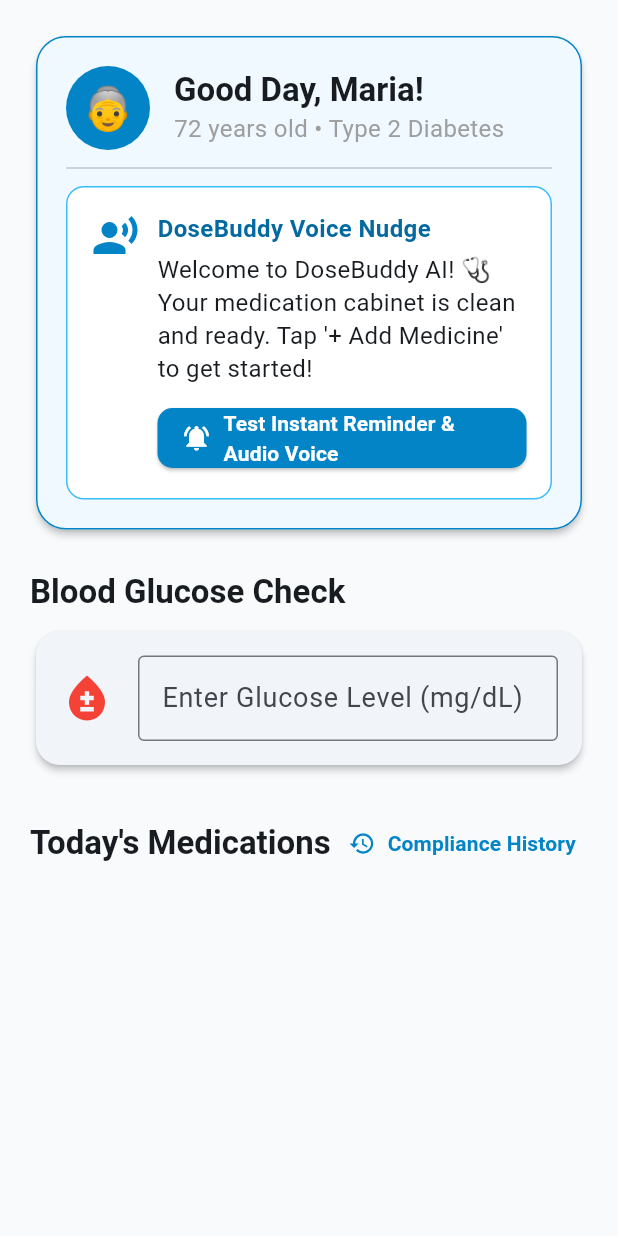
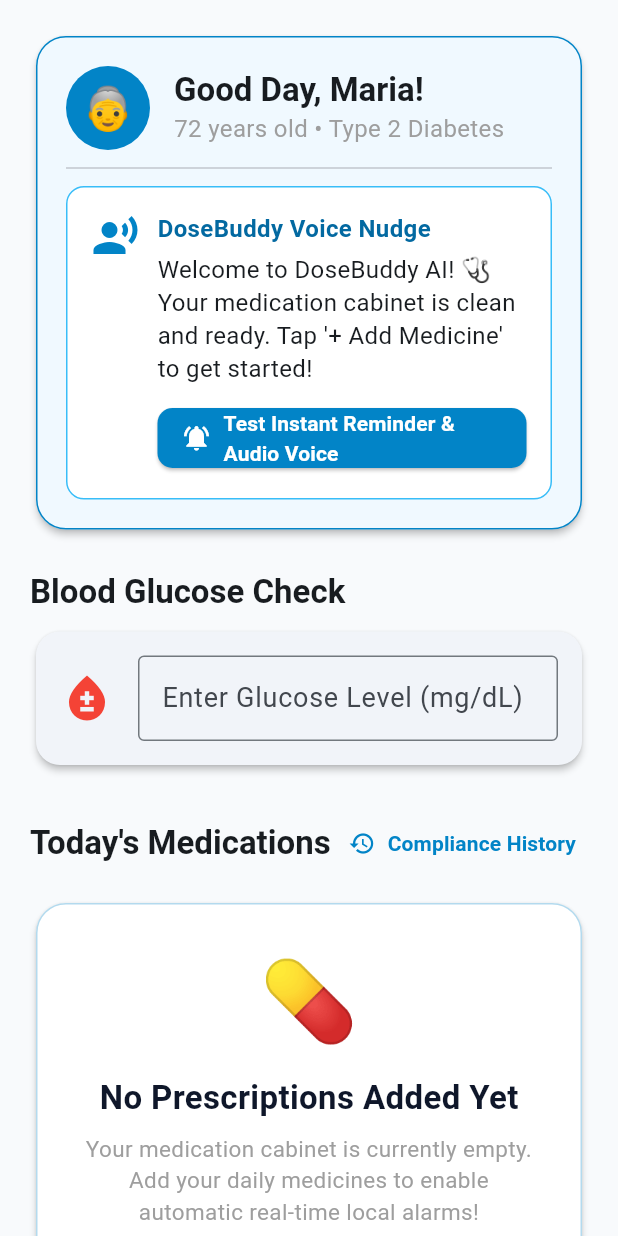
Before and after one commit to Jo-el360/DoseBuddyAI, a Flutter app: the PatientHomeScreen widget shown alone on an empty page, opened directly, on a phone screen of 412 x 824 dp. Run offline on Flutter 3.47's test engine with Material 3 defaults, Android fonts, the phone set to English and light mode, and no system bars; our stand-ins replace cloud_firestore, firebase_auth, flutter_tts; accounts and stored records are empty; network calls fail.

Commit message:
feat: enforce mandatory login gate, profile details setup, custom medicine addition, and real-time local system alarms

```diff
--- a/frontend/lib/screens/patient_home_screen.dart
+++ b/frontend/lib/screens/patient_home_screen.dart
@@ -323,7 +323,48 @@
 
           _isLoading
               ? const Center(child: CircularProgressIndicator())
-              : Column(
+              : _medications.isEmpty
+                  ? Card(
+                      color: Colors.white,
+                      elevation: 2,
+                      shape: RoundedRectangleBorder(
+                        borderRadius: BorderRadius.circular(20),
+                        side: BorderSide(color: const Color(0xFF0284C7).withOpacity(0.3)),
+                      ),
+                      child: Padding(
+                        padding: const EdgeInsets.all(28),
+                        child: Column(
+                          children: [
+                            const Text("💊", style: TextStyle(fontSize: 52)),
+                            const SizedBox(height: 12),
+                            const Text("No Prescriptions Added Yet", style: TextStyle(fontSize: 22, fontWeight: FontWeight.bold, color: Color(0xFF0F172A))),
+                            const SizedBox(height: 8),
+                            const Text(
+                              "Your medication cabinet is currently empty. Add your daily medicines to enable automatic real-time local alarms!",
+                              textAlign: TextAlign.center,
+                              style: TextStyle(color: Colors.grey, fontSize: 15),
+                            ),
+                            const SizedBox(height: 20),
+                            ElevatedButton.icon(
+                              onPressed: () {
+                                Navigator.push(
+                                  context,
+                                  MaterialPageRoute(builder: (_) => const MedicationManagementScreen()),
+                                ).then((_) => _loadData());
+                              },
+                              icon: const Icon(Icons.add, color: Colors.white),
+                              label: const Text("+ Add Prescription Now", style: TextStyle(fontSize: 16, fontWeight: FontWeight.bold, color: Colors.white)),
+                              style: ElevatedButton.styleFrom(
+                                backgroundColor: const Color(0xFF0284C7),
+                                padding: const EdgeInsets.symmetric(horizontal: 24, vertical: 14),
+                                shape: RoundedRectangleBorder(borderRadius: BorderRadius.circular(14)),
+                              ),
+                            )
+                          ],
+                        ),
+                      ),
+                    )
+                  : Column(
                   children: _medications.map((med) {
                     final isTaken = _takenToday[med.id] ?? false;
                     return Card(
```
